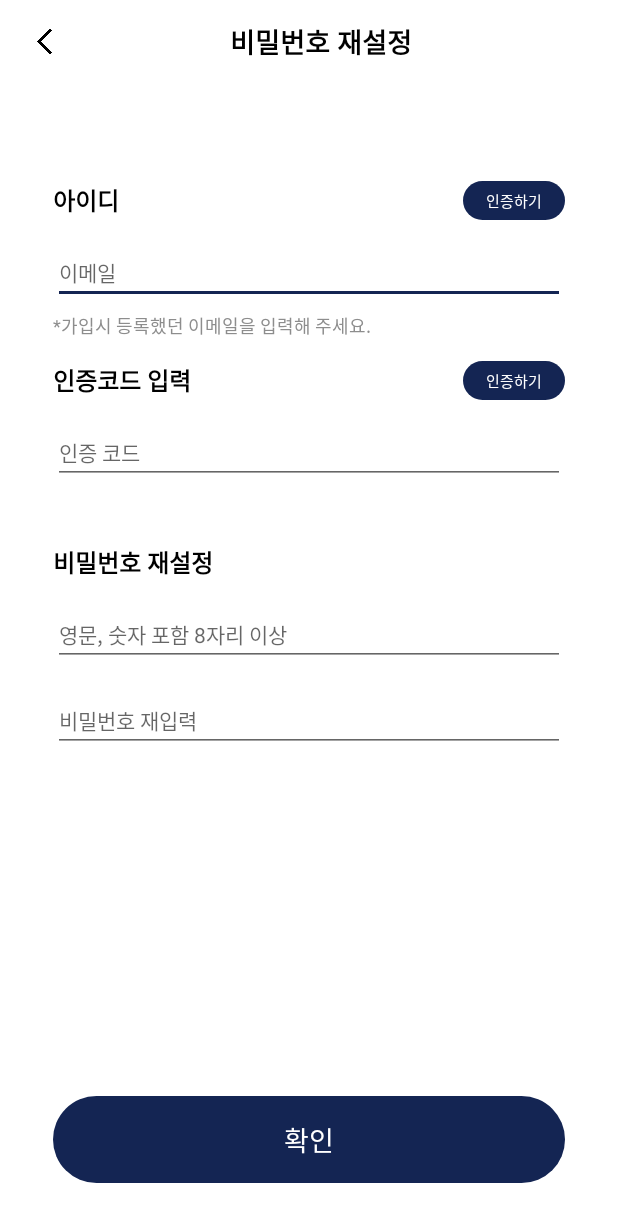
After one commit to Todoary/Todoary-Android, an Android app: the FindPwActivity screen opened directly, with no data from a screen before it, on a phone screen of 412 x 824 dp. The commit adds this screen. Shown: the top 1222 px of the screen. Run offline under Robolectric (Android 15) with nearby library versions, the light colour scheme and no system bars.

Commit message:
[Design] : Add findPwActivity xml
디자인 완

```diff
--- a/app/src/main/AndroidManifest.xml
+++ b/app/src/main/AndroidManifest.xml
@@ -23,6 +23,7 @@
         <activity android:name=".feature.auth.ui.PwLockActivity"/>
         <activity android:name=".feature.auth.ui.SignupActivity"/>
         <activity android:name=".feature.auth.ui.TermscheckActivity"/>
+        <activity android:name=".feature.auth.ui.FindPwActivity"/>
     </application>
 
 </manifest>
--- /dev/null
+++ b/app/src/main/java/com/uni/todoary/feature/auth/ui/FindPwActivity.kt
@@ -0,0 +1,13 @@
+package com.uni.todoary.feature.auth.ui
+
+import com.uni.todoary.base.BaseActivity
+import com.uni.todoary.databinding.ActivityFindPwBinding
+
+class FindPwActivity : BaseActivity<ActivityFindPwBinding>(ActivityFindPwBinding::inflate) {
+    override fun initAfterBinding() {
+        binding.findPwToolbar.toolbarBackMainTv.text = "비밀번호 재설정"
+        binding.findPwToolbar.toolbarBackIv.setOnClickListener {
+            finish()
+        }
+    }
+}
--- a/app/src/main/java/com/uni/todoary/feature/auth/ui/LoginActivity.kt
+++ b/app/src/main/java/com/uni/todoary/feature/auth/ui/LoginActivity.kt
@@ -1,18 +1,42 @@
 package com.uni.todoary.feature.auth.ui
 
 import android.content.Intent
+import android.view.KeyEvent
+import android.view.animation.AnimationUtils
+import android.view.inputmethod.EditorInfo
+import android.widget.TextView
+import com.google.android.material.snackbar.Snackbar
+import com.uni.todoary.R
 import com.uni.todoary.base.BaseActivity
 import com.uni.todoary.databinding.ActivityLoginBinding
 import com.uni.todoary.feature.auth.data.dto.User
+import com.uni.todoary.util.getUser
 import com.uni.todoary.util.saveUser
 
 class LoginActivity : BaseActivity<ActivityLoginBinding>(ActivityLoginBinding::inflate) {
     override fun initAfterBinding() {
 
+        binding.loginPwEt.setOnEditorActionListener(object : TextView.OnEditorActionListener{
+            override fun onEditorAction(v: TextView?, actionId: Int, event: KeyEvent?): Boolean {
+                if (actionId == EditorInfo.IME_ACTION_DONE){
+                    login()
+                    hideKeyboard(binding.loginPwEt)
+                    return true
+                }
+                return false
+            }
+        })
+
         binding.loginBtnTv.setOnClickListener {
-            val mIntent = Intent(this, PwLockActivity::class.java)
-            mIntent.flags = Intent.FLAG_ACTIVITY_CLEAR_TOP
-            startActivity(mIntent)
+            if (binding.loginAutoCheckBox.isChecked) {
+                // TODO : 자동로그인 구현 (어떻게??) -> 로그인 플로우 필요
+                //  여기선 자동로그인 상태 저장만 해두고, 스플래시에서 자동로그인 체크 후 이쪽으로 아예 넘어오면 안됨
+                //  sharedPreferences?
+
+            } else {
+
+            }
+            login()
         }
         binding.loginBtnGoogleLayout.setOnClickListener {
             // TODO : 아래부분은 더미데이터 User 삽입하는 부분 추후 지우고 소셜로그인 구현
@@ -24,5 +48,24 @@ class LoginActivity : BaseActivity<ActivityLoginBinding>(ActivityLoginBinding::i
             mIntent.flags = Intent.FLAG_ACTIVITY_CLEAR_TOP
             startActivity(mIntent)
         }
+        binding.loginForgotPwTv.setOnClickListener {
+            val mIntent = Intent(this, FindPwActivity::class.java)
+            startActivity(mIntent)
+        }
+    }
+
+    // 아이디 패스워드 sharedPreferences에서 확인 후 맞으면 로그인, 틀리면 애니메이션 & 안내메시지
+    private fun login(){
+        if (binding.loginIdEt.text.toString() == getUser().email &&
+            binding.loginPwEt.text.toString() == getUser().password) {
+            val mIntent = Intent(this, PwLockActivity::class.java)
+            mIntent.flags = Intent.FLAG_ACTIVITY_CLEAR_TOP
+            startActivity(mIntent)
+            finish()
+        } else {
+            binding.loginPwEt.startAnimation(AnimationUtils.loadAnimation(this, R.anim.shake))
+            binding.loginIdEt.startAnimation(AnimationUtils.loadAnimation(this, R.anim.shake))
+            Snackbar.make(binding.loginBtnTv, "아이디 또는 비밀번호가 틀렸습니다.", Snackbar.LENGTH_SHORT).show()
+        }
     }
 }
--- /dev/null
+++ b/app/src/main/res/layout/activity_find_pw.xml
@@ -0,0 +1,146 @@
+<?xml version="1.0" encoding="utf-8"?>
+<androidx.constraintlayout.widget.ConstraintLayout xmlns:android="http://schemas.android.com/apk/res/android"
+    android:layout_width="match_parent"
+    android:layout_height="match_parent"
+    xmlns:app="http://schemas.android.com/apk/res-auto">
+
+    <include
+        android:id="@+id/find_pw_toolbar"
+        layout="@layout/toolbar_back" />
+
+    <TextView
+        android:id="@+id/find_pw_id_tv"
+        android:layout_width="wrap_content"
+        android:layout_height="wrap_content"
+        android:text="아이디"
+        android:textSize="16sp"
+        android:textStyle="bold"
+        android:layout_marginTop="65dp"
+        android:layout_marginStart="35dp"
+        app:layout_constraintStart_toStartOf="parent"
+        app:layout_constraintTop_toBottomOf="@id/find_pw_toolbar"/>
+
+    <TextView
+        android:id="@+id/find_pw_id_check_tv"
+        android:layout_width="wrap_content"
+        android:layout_height="wrap_content"
+        android:text="인증하기"
+        android:textSize="10sp"
+        android:textColor="@color/white"
+        android:background="@drawable/bg_login_solid_btn"
+        android:paddingHorizontal="15dp"
+        android:paddingVertical="5dp"
+        android:layout_marginEnd="35dp"
+        app:layout_constraintEnd_toEndOf="parent"
+        app:layout_constraintTop_toTopOf="@id/find_pw_id_tv"
+        app:layout_constraintBottom_toBottomOf="@id/find_pw_id_tv"/>
+
+    <EditText
+        android:id="@+id/find_pw_email_et"
+        android:layout_width="0dp"
+        android:layout_height="wrap_content"
+        android:hint="이메일"
+        android:textSize="14sp"
+        android:layout_marginTop="15dp"
+        app:layout_constraintStart_toStartOf="@id/find_pw_id_tv"
+        app:layout_constraintEnd_toEndOf="@id/find_pw_id_check_tv"
+        app:layout_constraintTop_toBottomOf="@id/find_pw_id_tv"/>
+
+    <TextView
+        android:id="@+id/find_pw_id_hint_tv"
+        android:layout_width="wrap_content"
+        android:layout_height="wrap_content"
+        android:text="*가입시 등록했던 이메일을 입력해 주세요."
+        android:textColor="@color/gray"
+        android:textSize="12sp"
+        android:layout_marginTop="5dp"
+        app:layout_constraintStart_toStartOf="@id/find_pw_email_et"
+        app:layout_constraintTop_toBottomOf="@id/find_pw_email_et"/>
+
+    <TextView
+        android:id="@+id/find_pw_verification_code_tv"
+        android:layout_width="wrap_content"
+        android:layout_height="wrap_content"
+        android:text="인증코드 입력"
+        android:textSize="16sp"
+        android:textStyle="bold"
+        android:layout_marginTop="15dp"
+        android:layout_marginStart="35dp"
+        app:layout_constraintStart_toStartOf="parent"
+        app:layout_constraintTop_toBottomOf="@id/find_pw_id_hint_tv"/>
+
+    <TextView
+        android:id="@+id/find_pw_verification_code_check_tv"
+        android:layout_width="wrap_content"
+        android:layout_height="wrap_content"
+        android:text="인증하기"
+        android:textSize="10sp"
+        android:textColor="@color/white"
+        android:background="@drawable/bg_login_solid_btn"
+        android:paddingHorizontal="15dp"
+        android:paddingVertical="5dp"
+        android:layout_marginEnd="35dp"
+        app:layout_constraintEnd_toEndOf="parent"
+        app:layout_constraintTop_toTopOf="@id/find_pw_verification_code_tv"
+        app:layout_constraintBottom_toBottomOf="@id/find_pw_verification_code_tv"/>
+
+    <EditText
+        android:id="@+id/find_pw_verification_code_et"
+        android:layout_width="0dp"
+        android:layout_height="wrap_content"
+        android:hint="인증 코드"
+        android:textSize="14sp"
+        android:layout_marginTop="15dp"
+        app:layout_constraintStart_toStartOf="@id/find_pw_id_tv"
+        app:layout_constraintEnd_toEndOf="@id/find_pw_id_check_tv"
+        app:layout_constraintTop_toBottomOf="@id/find_pw_verification_code_tv"/>
+
+    <TextView
+        android:id="@+id/find_pw_rebuild_pw_tv"
+        android:layout_width="wrap_content"
+        android:layout_height="wrap_content"
+        android:text="비밀번호 재설정"
+        android:textSize="16sp"
+        android:textStyle="bold"
+        android:layout_marginTop="40dp"
+        android:layout_marginStart="35dp"
+        app:layout_constraintStart_toStartOf="parent"
+        app:layout_constraintTop_toBottomOf="@id/find_pw_verification_code_et"/>
+
+    <EditText
+        android:id="@+id/find_pw_rebuild_pw_et"
+        android:layout_width="0dp"
+        android:layout_height="wrap_content"
+        android:hint="영문, 숫자 포함 8자리 이상"
+        android:textSize="14sp"
+        android:layout_marginTop="15dp"
+        app:layout_constraintStart_toStartOf="@id/find_pw_id_tv"
+        app:layout_constraintEnd_toEndOf="@id/find_pw_id_check_tv"
+        app:layout_constraintTop_toBottomOf="@id/find_pw_rebuild_pw_tv"/>
+
+    <EditText
+        android:id="@+id/find_pw_rebuild_pw_check_et"
+        android:layout_width="0dp"
+        android:layout_height="wrap_content"
+        android:hint="비밀번호 재입력"
+        android:textSize="14sp"
+        android:layout_marginTop="15dp"
+        app:layout_constraintStart_toStartOf="@id/find_pw_id_tv"
+        app:layout_constraintEnd_toEndOf="@id/find_pw_id_check_tv"
+        app:layout_constraintTop_toBottomOf="@id/find_pw_rebuild_pw_et"/>
+
+    <TextView
+        android:layout_width="0dp"
+        android:layout_height="wrap_content"
+        android:text="확인"
+        android:textSize="18sp"
+        android:gravity="center"
+        android:textColor="@color/white"
+        android:paddingVertical="15dp"
+        android:background="@drawable/bg_login_solid_btn"
+        android:layout_marginBottom="35dp"
+        app:layout_constraintBottom_toBottomOf="parent"
+        app:layout_constraintEnd_toEndOf="@id/find_pw_rebuild_pw_check_et"
+        app:layout_constraintStart_toStartOf="@id/find_pw_rebuild_pw_check_et"/>
+
+</androidx.constraintlayout.widget.ConstraintLayout>
--- a/app/src/main/res/layout/activity_login.xml
+++ b/app/src/main/res/layout/activity_login.xml
@@ -33,6 +33,8 @@
         android:layout_height="wrap_content"
         android:hint="가입하신 이메일을 입력해 주세요"
         android:textSize="14sp"
+        android:inputType="textEmailAddress"
+        android:maxLines="1"
         android:layout_marginBottom="15dp"
         android:layout_marginHorizontal="35dp"
         app:layout_constraintStart_toStartOf="parent"
@@ -56,6 +58,8 @@
         android:layout_height="wrap_content"
         android:hint="비밀번호를 입력해 주세요"
         android:textSize="14sp"
+        android:inputType="textImeMultiLine"
+        android:imeOptions="actionDone"
         android:layout_marginBottom="80dp"
         android:layout_marginHorizontal="35dp"
         app:layout_constraintStart_toStartOf="parent"
--- /dev/null
+++ b/app/src/main/res/layout/toolbar_back.xml
@@ -0,0 +1,36 @@
+<?xml version="1.0" encoding="utf-8"?>
+<androidx.appcompat.widget.Toolbar xmlns:android="http://schemas.android.com/apk/res/android"
+    android:layout_width="match_parent"
+    android:layout_height="wrap_content"
+    xmlns:app="http://schemas.android.com/apk/res-auto">
+
+
+    <androidx.constraintlayout.widget.ConstraintLayout
+        android:layout_width="match_parent"
+            android:layout_height="match_parent">
+
+        <ImageView
+            android:id="@+id/toolbar_back_iv"
+            android:layout_width="27dp"
+            android:layout_height="27dp"
+            android:src="@drawable/backbtn"
+            app:layout_constraintTop_toTopOf="parent"
+            app:layout_constraintStart_toStartOf="parent"
+            app:layout_constraintBottom_toBottomOf="parent"
+            android:padding="5dp"/>
+
+        <TextView
+            android:id="@+id/toolbar_back_main_tv"
+            android:layout_width="wrap_content"
+            android:layout_height="wrap_content"
+            android:text="툴바 제목"
+            android:textSize="18sp"
+            android:textStyle="bold"
+            app:layout_constraintTop_toTopOf="parent"
+            app:layout_constraintEnd_toEndOf="parent"
+            app:layout_constraintStart_toStartOf="parent"
+            app:layout_constraintBottom_toBottomOf="parent"/>
+
+    </androidx.constraintlayout.widget.ConstraintLayout>
+
+</androidx.appcompat.widget.Toolbar>
```
